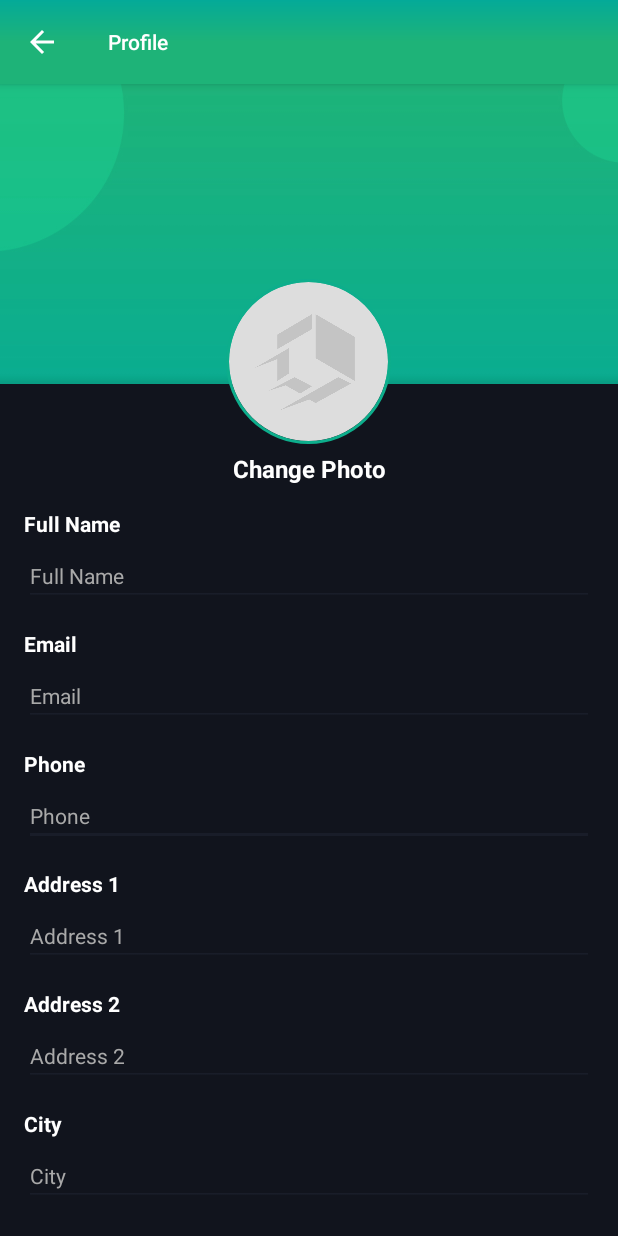
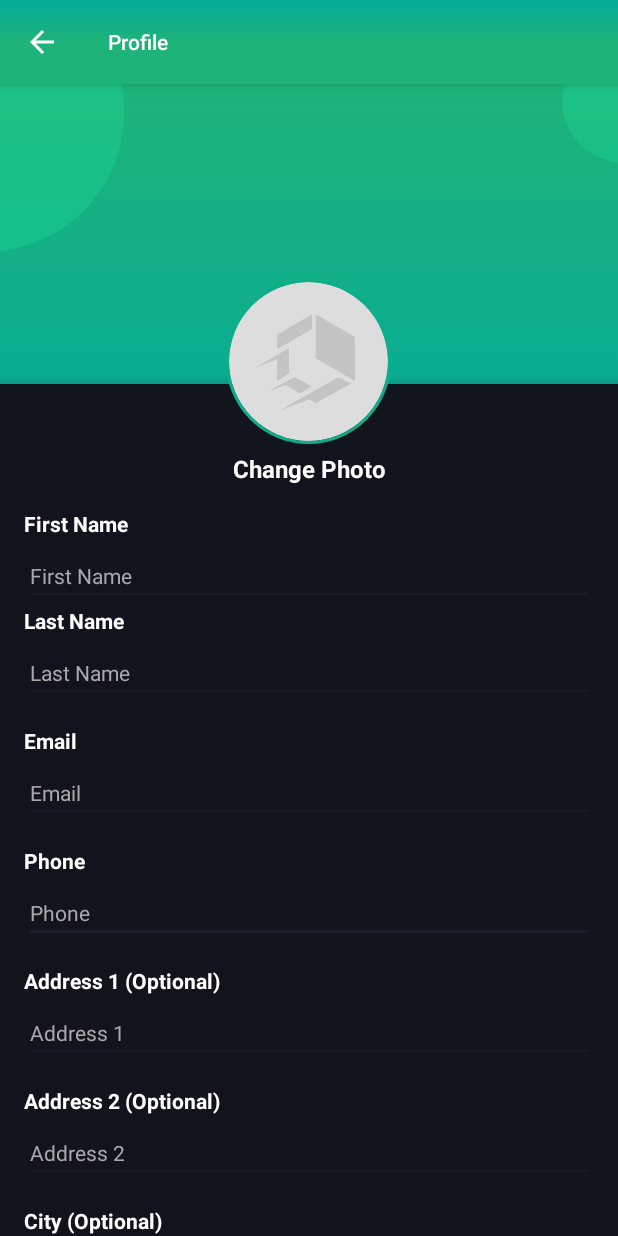
Before and after one commit to niteshgupta27/SLF-Android, an Android app: the ProfileActivity screen opened directly, with no data from a screen before it, after a tap on "Edit Photo", on a phone screen of 412 x 824 dp. Run offline under Robolectric (Android 15) with nearby library versions, the phone set to English and light mode, and no system bars; our stand-ins replace CircleImageView, Volley; libraries missing offline, so code that uses them is left out: com.karumi.dexter, io.jsonwebtoken; network calls fail; pictures from the network do not load; Roboto replaces fonts that are not available here; 6 statements that could not run were skipped.

Commit message:
23 april

```diff
--- a/app/build.gradle
+++ b/app/build.gradle
@@ -9,8 +9,8 @@ android {
         applicationId "com.storelogflog.uk"
         minSdkVersion 19
         targetSdkVersion 30
-        versionCode 8
-        versionName "1.7"
+        versionCode 10
+        versionName "1.9"
         multiDexEnabled true
         testInstrumentationRunner "androidx.test.runner.AndroidJUnitRunner"
     }
--- a/app/src/main/AndroidManifest.xml
+++ b/app/src/main/AndroidManifest.xml
@@ -14,9 +14,9 @@
     <application
         android:name=".StoreLogFlogApp"
         android:allowBackup="true"
-        android:icon="@mipmap/icon"
+        android:icon="@drawable/app_icon"
         android:label="@string/app_name"
-        android:roundIcon="@mipmap/icon"
+        android:roundIcon="@drawable/app_icon"
         android:supportsRtl="true"
         android:theme="@style/AppTheme"
         android:usesCleartextTraffic="true">
--- a/app/src/main/java/com/storelogflog/uk/activity/ProfileActivity.java
+++ b/app/src/main/java/com/storelogflog/uk/activity/ProfileActivity.java
@@ -63,7 +63,7 @@ public class ProfileActivity extends BaseActivity implements View.OnClickListene
 
     String TAG = this.getClass().getSimpleName();
     private AppCompatTextView txtEditProfile;
-    private AppCompatEditText editName,editEmail,editPhone,editAddress1,editAddress2;
+    private AppCompatEditText edit_firstname,edit_Lastname,editEmail,editPhone,editAddress1,editAddress2;
     private AppCompatTextView txtCountry,txtRegion;
     private LinearLayout llCountry;
     private LinearLayout llRegion;
@@ -99,7 +99,8 @@ public class ProfileActivity extends BaseActivity implements View.OnClickListene
     @Override
     public void initViews() {
 
-        editName=findViewById(R.id.edit_name);
+        edit_firstname = findViewById(R.id.edit_firstname);
+        edit_Lastname = findViewById(R.id.edit_Lastname);
         editEmail=findViewById(R.id.edit_email);
         editPhone=findViewById(R.id.edit_phone);
         editAddress1=findViewById(R.id.edit_address1);
@@ -342,8 +343,10 @@ public class ProfileActivity extends BaseActivity implements View.OnClickListene
 
     public void updateUi(Profile profile)
     {
+             Log.e("full name",profile.getFirstName()+""+profile.getLastName());
 
-        editName.setText(""+profile.getFirstName()+" "+profile.getLastName());
+        edit_firstname.setText(""+profile.getFirstName());
+        edit_Lastname.setText(""+profile.getLastName());
         editEmail.setText(""+profile.getEmail());
 
         if(profile.getPhone()!=null)
@@ -440,7 +443,15 @@ public class ProfileActivity extends BaseActivity implements View.OnClickListene
     public boolean isValidate()
     {
 
-        if (editPhone.getText().toString().isEmpty()) {
+        if (edit_firstname.getText().toString().isEmpty()) {
+
+            return showErrorMsg(edit_firstname, "Please enter first name");
+
+        }else if (edit_Lastname.getText().toString().isEmpty()) {
+
+            return showErrorMsg(edit_Lastname, "Please enter last name");
+
+        }else if (editPhone.getText().toString().isEmpty()) {
 
             return showErrorMsg(editPhone, "Mobile number can't be blank");
 
@@ -448,33 +459,32 @@ public class ProfileActivity extends BaseActivity implements View.OnClickListene
 
             return showErrorMsg(editPhone, "Invalid Mobile Number");
         }
-        else if (editAddress1.getText().toString().isEmpty()) {
+/*        else if (editAddress1.getText().toString().isEmpty()) {
 
             return showErrorMsg(editAddress1, "Address1 can't be blank");
 
         }
-/*
+
         else if (editAddress2.getText().toString().isEmpty()) {
 
             return showErrorMsg(editAddress2, "Address2 can't be blank");
 
         }
-*/
-       /* else if (txtCountry.getText().toString().isEmpty()) {
+
+       else if (txtCountry.getText().toString().isEmpty()) {
             showToast("Country can't be blank");
             return false;
-        }*/
+        }
         else if (editCity.getText().toString().isEmpty()) {
 
             return showErrorMsg(editCity, "City can't be blank");
 
         }
-
         else if (txtRegion.getText().toString().isEmpty()) {
             showToast("Region can't be blank");
             return false;
         }
-
+*/
         else {
             return true;
         }
@@ -495,6 +505,8 @@ public class ProfileActivity extends BaseActivity implements View.OnClickListene
 
         txtEditProfile.setVisibility(View.VISIBLE);
         txtChangePhoto.setVisibility(View.VISIBLE);
+        edit_firstname.setEnabled(true);
+        edit_Lastname.setEnabled(true);
 
         llRegion.setClickable(true);
         llCountry.setClickable(true);
@@ -521,7 +533,8 @@ public class ProfileActivity extends BaseActivity implements View.OnClickListene
 
         txtEditProfile.setVisibility(View.GONE);
         txtChangePhoto.setVisibility(View.GONE);
-        editName.setClickable(false);
+        edit_firstname.setEnabled(false);
+        edit_Lastname.setEnabled(false);
 
         llRegion.setClickable(false);
         llCountry.setClickable(false);
@@ -805,8 +818,7 @@ public class ProfileActivity extends BaseActivity implements View.OnClickListene
     }*/
 
 
-    void callUpdateApi()
-    {
+    void callUpdateApi() {
         if(Utility.isInternetConnected(ProfileActivity.this))
         {
 
@@ -814,9 +826,12 @@ public class ProfileActivity extends BaseActivity implements View.OnClickListene
             {
                 try {
                     JSONObject jsonObjectPayload=new JSONObject();
+                    jsonObjectPayload.put("firstname",edit_firstname.getText().toString());
+                    jsonObjectPayload.put("lastname",edit_Lastname.getText().toString());
                     jsonObjectPayload.put("address1",editAddress1.getText().toString());
                     jsonObjectPayload.put("address2",editAddress2.getText().toString());
                     jsonObjectPayload.put("region",""+regionId);
+                    jsonObjectPayload.put("email",""+editEmail.getText().toString());
                     jsonObjectPayload.put("country","1");
                     jsonObjectPayload.put("city",""+editCity.getText().toString());
                     jsonObjectPayload.put("phonenumber",""+editPhone.getText().toString());
@@ -840,8 +855,7 @@ public class ProfileActivity extends BaseActivity implements View.OnClickListene
 
 
 
-    void regionDialog()
-    {
+    void regionDialog() {
         final Dialog dialog = new Dialog(ProfileActivity.this);
 
         dialog.setContentView(R.layout.dialog_sppiner_popup);
--- a/app/src/main/res/layout/activity_profile.xml
+++ b/app/src/main/res/layout/activity_profile.xml
@@ -79,17 +79,19 @@
 
                     <androidx.appcompat.widget.AppCompatTextView
                         style="@style/textview_style_heading"
-                        android:text="Full Name"
+                        android:text="First Name"
                         android:textColor="@color/colorWhite"
                         android:textStyle="bold"/>
 
+
+
                     <androidx.appcompat.widget.AppCompatEditText
-                        android:id="@+id/edit_name"
+                        android:id="@+id/edit_firstname"
                         style="@style/textview_style_heading"
                         android:text=""
                         android:enabled="false"
                         android:layout_marginTop="5dp"
-                        android:hint="Full Name"
+                        android:hint="First Name"
                         android:textColorHint="@color/colorGray"
                         android:singleLine="true"
                         android:maxLines="1"
@@ -105,6 +107,41 @@
 
                 </LinearLayout>
 
+
+                <LinearLayout
+                    android:layout_width="match_parent"
+                    android:layout_height="wrap_content"
+                    android:orientation="vertical">
+
+                    <androidx.appcompat.widget.AppCompatTextView
+                        style="@style/textview_style_heading"
+                        android:text="Last Name"
+                        android:textColor="@color/colorWhite"
+                        android:textStyle="bold"/>
+
+
+
+                    <androidx.appcompat.widget.AppCompatEditText
+                        android:id="@+id/edit_Lastname"
+                        style="@style/textview_style_heading"
+                        android:text=""
+                        android:enabled="false"
+                        android:layout_marginTop="5dp"
+                        android:hint="Last Name"
+                        android:textColorHint="@color/colorGray"
+                        android:singleLine="true"
+                        android:maxLines="1"
+                        android:backgroundTint="@color/colorLightBackground"
+                        android:textColor="@color/colorWhite"/>
+
+                    <androidx.appcompat.widget.AppCompatTextView
+                        android:layout_width="match_parent"
+                        android:layout_height="1dp"
+                        android:layout_marginTop="15dp"
+                        android:visibility="gone"
+                        android:background="@color/colorLightBackground"/>
+
+                </LinearLayout>
 
 
                 <LinearLayout
@@ -186,7 +223,7 @@
 
                     <androidx.appcompat.widget.AppCompatTextView
                         style="@style/textview_style_heading"
-                        android:text="Address 1"
+                        android:text="Address 1 (Optional)"
                         android:textColor="@color/colorWhite"
                         android:textStyle="bold"/>
 
@@ -219,7 +256,7 @@
 
                     <androidx.appcompat.widget.AppCompatTextView
                         style="@style/textview_style_heading"
-                        android:text="Address 2"
+                        android:text="Address 2 (Optional)"
                         android:textColor="@color/colorWhite"
                         android:textStyle="bold"/>
 
@@ -310,7 +347,7 @@
                         <androidx.appcompat.widget.AppCompatTextView
                             style="@style/textview_style_heading"
                             android:layout_width="wrap_content"
-                            android:text="City"
+                            android:text="City (Optional)"
                             android:textColor="@color/colorWhite"
                             android:textStyle="bold"/>
 
```
Also changed, not shown: app/src/main/res/drawable/app_icon.png (added), 1 other file.
